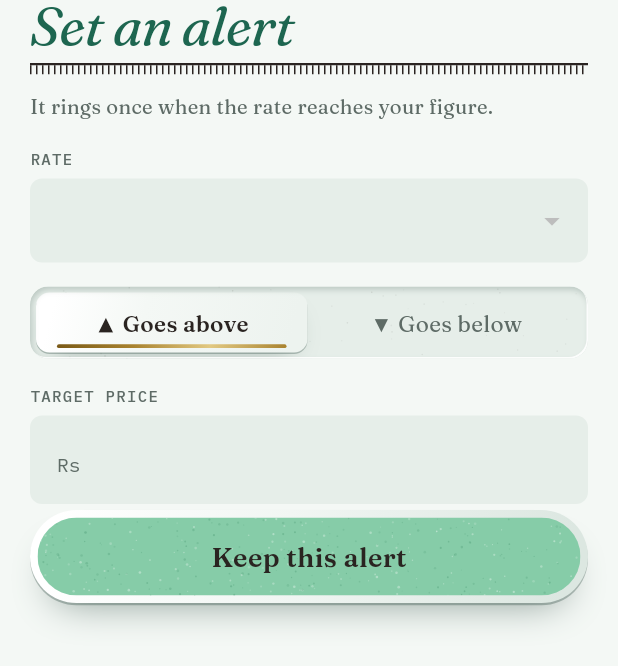
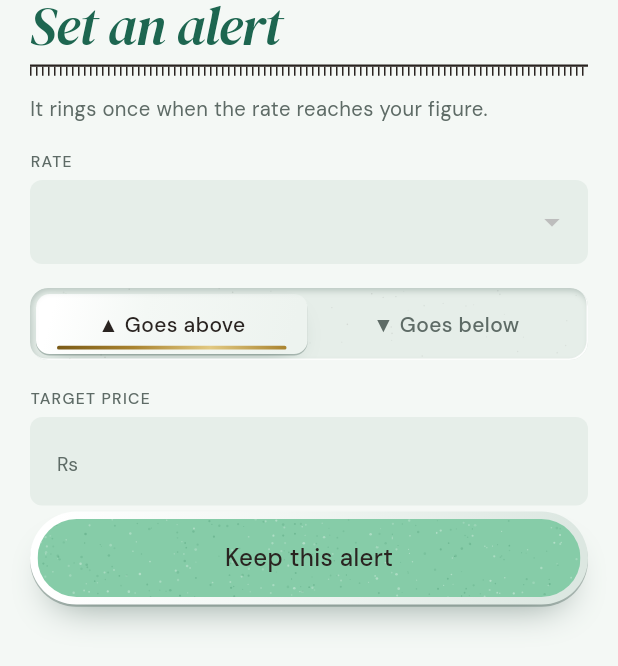
Before and after one commit to sairamalik-cmd/MINT, a Flutter app: the AlertFormSheet widget shown alone on an empty page, opened directly with empty values, on a phone screen of 412 x 824 dp. Shown: the top 666 px of the screen. Run offline on Flutter 3.47's test engine with Material 3 defaults, Android fonts, the phone set to English and light mode, and no system bars; our stand-ins replace google_fonts, shared_preferences; accounts and stored records are empty; network calls fail.

Commit message:
theme changes

```diff
--- a/lib/mint_ui.dart
+++ b/lib/mint_ui.dart
@@ -312,7 +312,7 @@ const goldEdge = LinearGradient(
 );
 
 /// A set of choices in a well; the chosen one is raised porcelain with a gold
-/// edge (`.seg`). `mini` is the small mono variant used for ranges.
+/// edge (`.seg`). `mini` is the small variant used for ranges.
 class MintSegmented<T> extends StatelessWidget {
   const MintSegmented({
     required this.options,
@@ -372,18 +372,16 @@ class _SegItem extends StatelessWidget {
   @override
   Widget build(BuildContext context) {
     final radius = mini ? 7.0 : 9.0;
+    // Range chips are chart controls (DM Sans); full-size options are
+    // buttons (DM Sans Medium).
+    final color = selected ? MintColors.ink : MintColors.mute;
     final style = mini
         ? MintText.mono(
             size: 11,
             weight: selected ? FontWeight.w600 : FontWeight.w500,
-            color: selected ? MintColors.ink : MintColors.mute,
+            color: color,
           )
-        : MintText.serif(
-            size: 15,
-            weight: selected ? FontWeight.w600 : FontWeight.w400,
-            color: selected ? MintColors.ink : MintColors.mute,
-            height: 1.2,
-          );
+        : MintText.button(size: 14, color: color).copyWith(height: 1.2);
     return Semantics(
       button: true,
       selected: selected,
@@ -428,6 +426,7 @@ class _SegItem extends StatelessWidget {
 }
 
 /// A ruled section head: "01 WATCHING ........ the pairs on your counter".
+/// The number and name are DM Sans Semibold; the aside is DM Sans italic.
 class SectionRule extends StatelessWidget {
   const SectionRule({
     required this.number,
@@ -475,11 +474,8 @@ class SectionRule extends StatelessWidget {
                 aside!,
                 textAlign: TextAlign.right,
                 overflow: TextOverflow.ellipsis,
-                style: MintText.serif(
-                  size: 13,
-                  italic: true,
-                  color: MintColors.mute,
-                ),
+                style: MintText.body(color: MintColors.mute)
+                    .copyWith(fontSize: 12.5, fontStyle: FontStyle.italic),
               ),
             ),
         ],
@@ -519,7 +515,7 @@ class MoveText extends StatelessWidget {
 }
 
 /// The pill button: porcelain rim around a powder face that tamps flat when
-/// pressed and whisks while it works (`.btn`).
+/// pressed and whisks while it works (`.btn`). Label is DM Sans Medium.
 class MintButton extends StatefulWidget {
   const MintButton({
     required this.label,
@@ -547,12 +543,10 @@ class _MintButtonState extends State<MintButton> {
           ? const Whisk(size: 22, color: MintColors.ink)
           : Text(
               widget.label,
-              style: MintText.serif(
-                size: 18,
-                weight: disabled ? FontWeight.w500 : FontWeight.w600,
+              style: MintText.button(
+                size: 16,
                 color: disabled ? const Color(0xFF8C9993) : MintColors.ink,
-                height: 1,
-              ),
+              ).copyWith(height: 1),
             ),
     );
     return Semantics(
@@ -886,6 +880,7 @@ class _GlyphPainter extends CustomPainter {
 }
 
 /// The tab bar: the chosen tab's disk is ringed in gold (`.tabbar`).
+/// Tab labels are DM Sans Medium.
 class MintTabBar extends StatelessWidget {
   const MintTabBar({
     required this.items,
@@ -967,9 +962,7 @@ class MintTabBar extends StatelessWidget {
                                     : MintColors.mute,
                               ).copyWith(
                                 letterSpacing: .6,
-                                fontWeight: i == index
-                                    ? FontWeight.w600
-                                    : FontWeight.w500,
+                                fontWeight: FontWeight.w500,
                               ),
                         ),
                       ],
@@ -1013,13 +1006,7 @@ void showMintToast(BuildContext context, String word, String detail) {
               children: [
                 Text(
                   word,
-                  style: MintText.serif(
-                    size: 16,
-                    weight: FontWeight.w600,
-                    italic: true,
-                    color: MintColors.stock,
-                    height: 1.2,
-                  ),
+                  style: MintText.head(size: 15, color: MintColors.stock),
                 ),
                 Text(
                   detail,
@@ -1130,7 +1117,7 @@ class _HatchPainter extends CustomPainter {
   bool shouldRepaint(covariant CustomPainter oldDelegate) => false;
 }
 
-/// The small porcelain pill (`.mbtn`).
+/// The small porcelain pill (`.mbtn`). Label is DM Sans Medium.
 class _SmallPill extends StatelessWidget {
   const _SmallPill({required this.label, required this.onTap});
 
@@ -1147,7 +1134,10 @@ class _SmallPill extends StatelessWidget {
       decoration: porcelainDecoration(radius: 20),
       child: Text(
         label,
-        style: MintText.serif(size: 14.5, weight: FontWeight.w600, height: 1),
+        style: MintText.button(
+          size: 14,
+          color: MintColors.ink,
+        ).copyWith(height: 1),
       ),
     ),
   );
@@ -1172,11 +1162,7 @@ class MintLink extends StatelessWidget {
           children: [
             Text(
               label,
-              style: MintText.serif(
-                size: 14.5,
-                weight: FontWeight.w600,
-                color: MintColors.deep,
-              ),
+              style: MintText.button(size: 14, color: MintColors.deep),
             ),
             const SizedBox(width: 6),
             Text('→', style: MintText.mono(size: 14, color: MintColors.deep)),
--- a/lib/theme.dart
+++ b/lib/theme.dart
@@ -1,9 +1,7 @@
 import 'package:flutter/material.dart';
 import 'package:google_fonts/google_fonts.dart';
 
-/// The Mint colourway (from the Mint style sheet and watcher mock).
-/// Glazed porcelain dusted with green powder: tone is only how densely the
-/// powder lies. Gold is the one accent and marks only what is chosen.
+/// Mint colour system: glazed porcelain, spearmint powder and gold.
 abstract final class MintColors {
   // Porcelain and glaze.
   static const stock = Color(0xFFF4F8F5);
@@ -13,7 +11,7 @@ abstract final class MintColors {
   static const glazeDeep = Color(0xFFB9C9C1);
   static const well = Color(0xFFE6EEE9);
 
-  // Powder, from loose to struck.
+  // Powder.
   static const powder = Color(0xFF86CCA8);
   static const tamped = Color(0xFF76BE99);
   static const hover = Color(0xFF95D4B4);
@@ -21,55 +19,96 @@ abstract final class MintColors {
   static const grainDark = Color(0xFF4E9C76);
   static const deep = Color(0xFF1D6650);
 
-  // Specks laid over powder and slab.
+  // Specks.
   static const speckDust = Color(0xFF5FAF88);
   static const speckDark = Color(0xFF2F7A5A);
   static const speckSlab = Color(0xFF0F3D2E);
   static const speckLight = Color(0xFFF2FAF5);
 
-  // On the deep slab.
+  // Deep slab.
   static const slabTint = Color(0xFFBFE3D0);
   static const slabUp = Color(0xFFA6E6C4);
   static const slabDown = Color(0xFFF4BBA2);
 
-  // Line and voice.
+  // Text and status.
   static const ink = Color(0xFF2A2421);
   static const mute = Color(0xFF5E6B66);
   static const hoji = Color(0xFFB04E2A);
   static const hojiTint = Color(0xFFF6EEE8);
 
-  // Gold: marks and fills only. Never text below 24px; gold text uses goldLo.
+  // Gold accent.
   static const gold = Color(0xFFA9832F);
   static const goldHi = Color(0xFFE2C982);
   static const goldLo = Color(0xFF7A5A17);
 
-  /// The shade every shadow is cast in (rgb 29,60,50).
+  // Currency chart colors: one distinct hue per currency.
+  static const goldGraph = Color(0xFFA9832F); // gold
+  static const usdGraph = Color(0xFF277DA1); // blue
+  static const sarGraph = Color(0xFF2E9C6A); // green
+  static const aedGraph = Color(0xFFE07A3F); // orange
+  static const cnyGraph = Color(0xFFD64550); // red
+  static const eurGraph = Color(0xFF7656A5); // purple
+  static const gbpGraph = Color(0xFFC2477F); // magenta
+  static const krwGraph = Color(0xFF3F4FA8); // indigo
+  static const jpyGraph = Color(0xFF6B7A8F); // slate
+  static const cadGraph = Color(0xFF1AA3B8); // cyan
+  static const audGraph = Color(0xFF8DAA2B); // olive-lime
+  static const pkrGraph = Color(0xFF1D6650);
+  static const defaultGraph = Color(0xFF668F7B);
+
+  static const _graphColors = <String, Color>{
+    'GOLD': goldGraph,
+    'XAU': goldGraph,
+    'USD': usdGraph,
+    'SAR': sarGraph,
+    'AED': aedGraph,
+    'CNY': cnyGraph,
+    'EUR': eurGraph,
+    'GBP': gbpGraph,
+    'KRW': krwGraph,
+    'JPY': jpyGraph,
+    'CAD': cadGraph,
+    'AUD': audGraph,
+    'PKR': pkrGraph,
+  };
+
+  /// Returns a consistent graph color for each currency.
+  /// Accepts a currency code or a rate id ('usd', 'gold', ...).
+  static Color currencyGraph(String code) =>
+      _graphColors[code.toUpperCase()] ?? defaultGraph;
+
   static Color shade(double opacity) => Color.fromRGBO(29, 60, 50, opacity);
 
   static Color move(bool isUp, {bool onSlab = false}) =>
       onSlab ? (isUp ? slabUp : slabDown) : (isUp ? deep : hoji);
 }
 
-/// Fraunces for names and reading, IBM Plex Mono for every figure and label.
+/// Typography:
+/// DM Serif Display for the logo, greeting and prominent figures.
+/// DM Sans for headings, labels, buttons, navigation and chart text.
 abstract final class MintText {
-  /// The wordmark and display words: italic 300.
+  /// MINT logo and large italic display text: DM Serif Display Italic.
   static TextStyle display({double size = 46, Color color = MintColors.deep}) =>
-      GoogleFonts.fraunces(
+      GoogleFonts.dmSerifDisplay(
         fontSize: size,
         fontStyle: FontStyle.italic,
-        fontWeight: FontWeight.w300,
-        height: .95,
+        fontWeight: FontWeight.w400,
+        height: .98,
         letterSpacing: -.02 * size,
         color: color,
       );
 
-  /// Struck figures: roman 500, tabular.
+  /// MINT logo: DM Serif Display Italic.
+  static TextStyle logo({double size = 28, Color color = MintColors.deep}) =>
+      display(size: size, color: color);
+
+  /// Gold price and other big numbers: DM Serif Display.
   static TextStyle figure({double size = 68, Color color = MintColors.stock}) =>
-      GoogleFonts.fraunces(
+      GoogleFonts.dmSerifDisplay(
         fontSize: size,
-        fontWeight: FontWeight.w500,
-        height: .9,
-        letterSpacing: -.045 * size,
+        fontWeight: FontWeight.w400,
+        height: .95,
+        letterSpacing: -.035 * size,
         color: color,
         fontFeatures: const [
           FontFeature.liningFigures(),
@@ -77,13 +116,14 @@ abstract final class MintText {
         ],
       );
 
+  /// Greeting ("Good evening"): DM Serif Display.
   static TextStyle serif({
     double size = 14,
     FontWeight weight = FontWeight.w400,
     Color color = MintColors.ink,
     bool italic = false,
     double height = 1.4,
-  }) => GoogleFonts.fraunces(
+  }) => GoogleFonts.dmSerifDisplay(
     fontSize: size,
     fontWeight: weight,
     fontStyle: italic ? FontStyle.italic : FontStyle.normal,
@@ -91,13 +131,14 @@ abstract final class MintText {
     height: height,
   );
 
+  /// DM Sans with tabular figures, for numerical values.
   static TextStyle mono({
     double size = 13,
     FontWeight weight = FontWeight.w400,
     Color color = MintColors.ink,
     double letterSpacing = 0,
     double height = 1.35,
-  }) => GoogleFonts.ibmPlexMono(
+  }) => GoogleFonts.dmSans(
     fontSize: size,
     fontWeight: weight,
     color: color,
@@ -106,7 +147,7 @@ abstract final class MintText {
     fontFeatures: const [FontFeature.tabularFigures()],
   );
 
-  /// The small uppercase label (`.lab`).
+  /// Small uppercase labels: DM Sans Medium.
   static TextStyle label({Color color = MintColors.mute, double size = 10.5}) =>
       mono(
         size: size,
@@ -115,28 +156,42 @@ abstract final class MintText {
         letterSpacing: .08 * size,
       );
 
-  /// The quiet caption (`.cap`).
+  /// Chart labels and captions: DM Sans.
   static TextStyle caption({Color color = MintColors.mute}) =>
       mono(size: 10.5, color: color, letterSpacing: .4, height: 1.45);
 
-  /// Reading text (`.body`).
   static TextStyle body({Color color = MintColors.ink}) =>
-      serif(size: 13.5, color: color, height: 1.45);
+      GoogleFonts.dmSans(fontSize: 13.5, color: color, height: 1.5);
 
-  /// A row or card head: Fraunces 600.
+  /// Section headings: DM Sans Semibold.
   static TextStyle head({double size = 15.5, Color color = MintColors.ink}) =>
-      serif(size: size, weight: FontWeight.w600, color: color, height: 1.15);
+      GoogleFonts.dmSans(
+        fontSize: size,
+        fontWeight: FontWeight.w600,
+        color: color,
+        height: 1.2,
+      );
+
+  /// Buttons and navigation: DM Sans Medium.
+  static TextStyle button({double size = 14, Color color = MintColors.stock}) =>
+      GoogleFonts.dmSans(
+        fontSize: size,
+        fontWeight: FontWeight.w500,
+        color: color,
+      );
 }
 
 ThemeData buildAppTheme() {
-  final base = GoogleFonts.frauncesTextTheme().apply(
+  final base = GoogleFonts.dmSansTextTheme().apply(
     bodyColor: MintColors.ink,
     displayColor: MintColors.ink,
   );
+
   final fieldBorder = OutlineInputBorder(
     borderRadius: BorderRadius.circular(8),
     borderSide: BorderSide.none,
   );
+
   return ThemeData(
     useMaterial3: true,
     scaffoldBackgroundColor: MintColors.stock,
@@ -155,11 +210,13 @@ ThemeData buildAppTheme() {
     dividerColor: MintColors.glaze,
     splashFactory: NoSplash.splashFactory,
     highlightColor: Colors.transparent,
+
     textSelectionTheme: TextSelectionThemeData(
       cursorColor: MintColors.deep,
       selectionColor: MintColors.powder.withAlpha(110),
       selectionHandleColor: MintColors.deep,
     ),
+
     bottomSheetTheme: const BottomSheetThemeData(
       backgroundColor: MintColors.stock,
       surfaceTintColor: Colors.transparent,
@@ -168,6 +225,7 @@ ThemeData buildAppTheme() {
         borderRadius: BorderRadius.vertical(top: Radius.circular(24)),
       ),
     ),
+
     snackBarTheme: SnackBarThemeData(
       backgroundColor: MintColors.ink,
       behavior: SnackBarBehavior.floating,
@@ -176,6 +234,7 @@ ThemeData buildAppTheme() {
       shape: RoundedRectangleBorder(borderRadius: BorderRadius.circular(14)),
       contentTextStyle: MintText.mono(size: 11.5, color: MintColors.stock),
     ),
+
     inputDecorationTheme: InputDecorationTheme(
       filled: true,
       fillColor: MintColors.well,
@@ -199,6 +258,7 @@ ThemeData buildAppTheme() {
       errorStyle: MintText.caption(color: MintColors.hoji),
       helperStyle: MintText.caption(),
     ),
+
     sliderTheme: SliderThemeData(
       trackHeight: 9,
       activeTrackColor: MintColors.powder,
@@ -220,6 +280,7 @@ ThemeData buildAppTheme() {
       ),
       showValueIndicator: ShowValueIndicator.onDrag,
     ),
+
     switchTheme: SwitchThemeData(
       thumbColor: const WidgetStatePropertyAll(Colors.white),
       trackColor: WidgetStateProperty.resolveWith(
@@ -235,12 +296,15 @@ ThemeData buildAppTheme() {
       trackOutlineWidth: const WidgetStatePropertyAll(1),
       overlayColor: const WidgetStatePropertyAll(Colors.transparent),
     ),
+
     progressIndicatorTheme: const ProgressIndicatorThemeData(
       color: MintColors.deep,
     ),
+
     dropdownMenuTheme: DropdownMenuThemeData(
-      textStyle: MintText.serif(size: 15),
+      textStyle: MintText.mono(size: 14),
     ),
+
     tooltipTheme: TooltipThemeData(
       decoration: BoxDecoration(
         color: MintColors.ink,
```
Also changed, not shown: lib/main.dart (+85 -35 lines).
